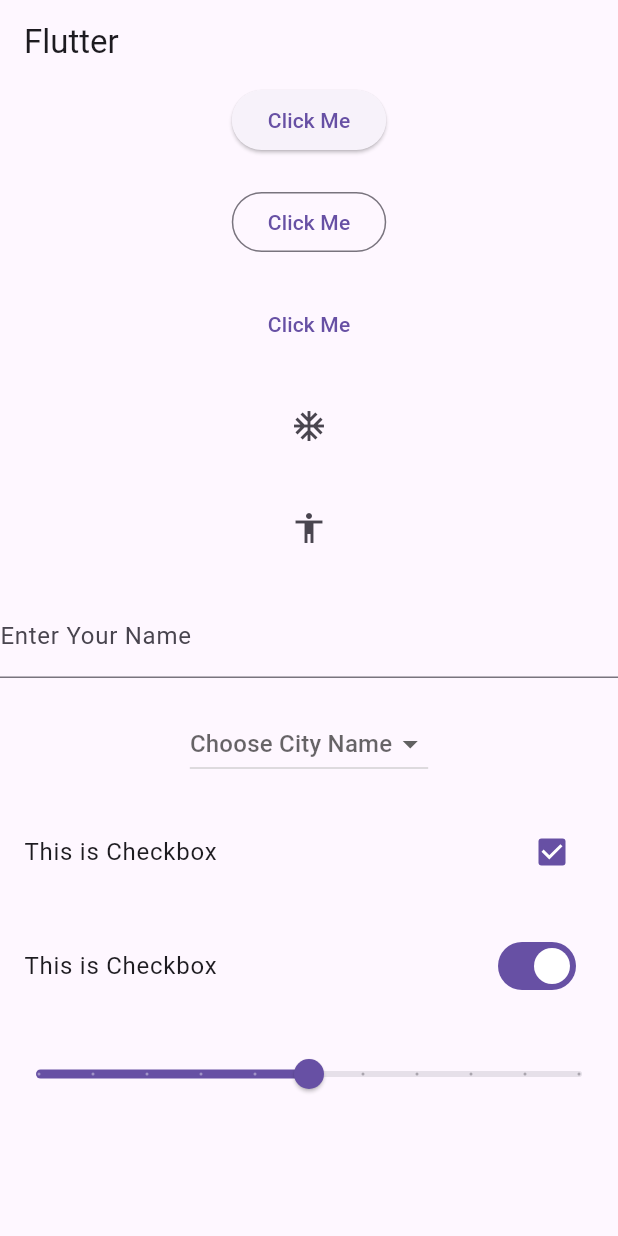
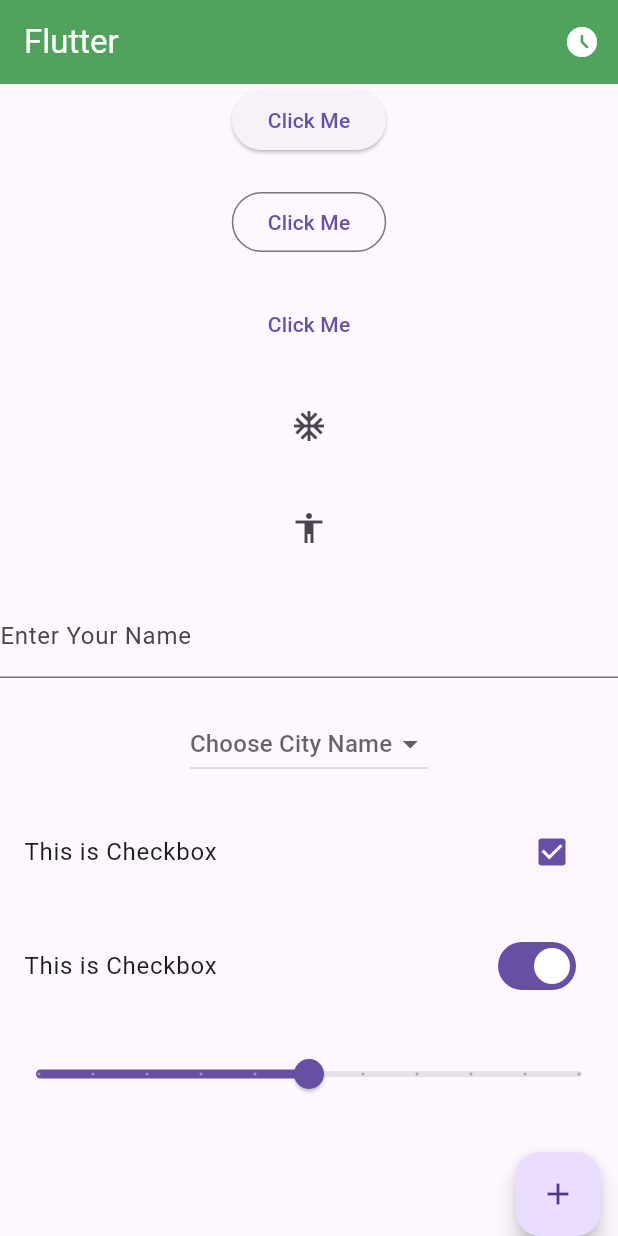
Before and after one commit to memahin/Flutter-Interactive-and-Input-Widgets, a Flutter app: the screen it shows after launch, on a phone screen of 412 x 824 dp. Run offline on Flutter 3.47's test engine with Material 3 defaults, Android fonts, the light colour scheme and no system bars.

Commit message:
Flutter Learn Widget

```diff
--- a/lib/main.dart
+++ b/lib/main.dart
@@ -24,7 +24,18 @@
   @override
   Widget build(BuildContext context) {
     return Scaffold(
-      appBar: AppBar(title: Text("Flutter"),),
+      appBar: AppBar(
+        title: Text("Flutter"),
+        elevation: 16,
+        centerTitle: false,
+        backgroundColor: Colors.green,
+        foregroundColor: Colors.white,
+        actions: [
+          IconButton(onPressed: (){
+            showSnack(context, "This is Icon Button");
+          }, icon: Icon(Icons.access_time_filled_rounded)),
+        ],
+      ),
       body: Center(
         child: Column(
           children: [
@@ -136,6 +147,13 @@
           ],
         ),
       ),
+      floatingActionButton: FloatingActionButton(
+        child: Icon(Icons.add),
+        onPressed: (){
+          showSnack(context, "This is Floating Action Button");
+        },
+      ),
+      floatingActionButtonLocation: FloatingActionButtonLocation.miniEndDocked,
     );
   }
 
```
